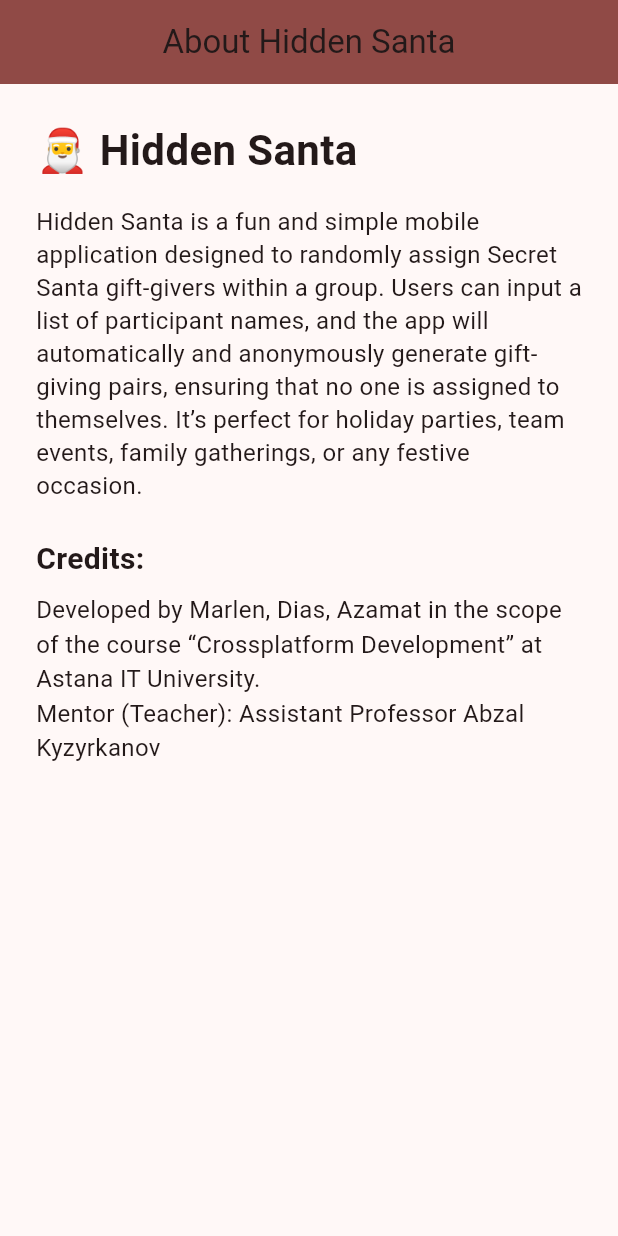
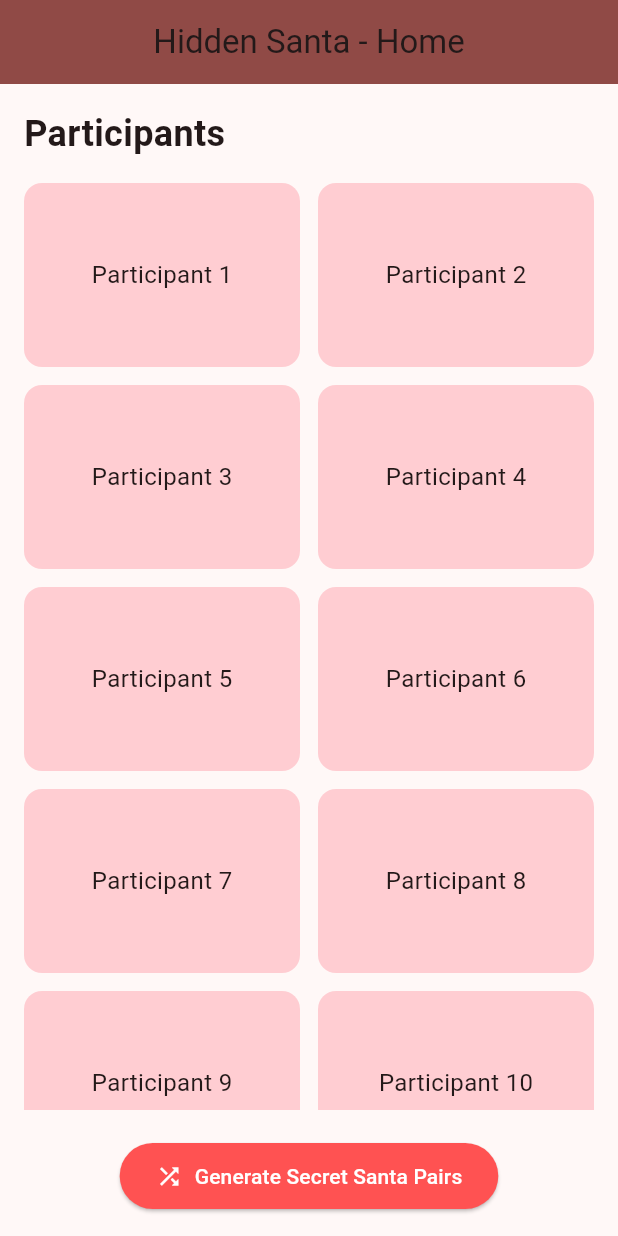
Before and after one commit to mara-werils/hidden-santa-flutter, a Flutter app: the screen it shows after launch, on a phone screen of 412 x 824 dp. Run offline on Flutter 3.47's test engine with Material 3 defaults, Android fonts, the phone set to English and light mode, and no system bars.

Commit message:
third assignment_first

```diff
--- a/lib/main.dart
+++ b/lib/main.dart
@@ -16,54 +16,81 @@ class HiddenSantaApp extends StatelessWidget {
         colorScheme: ColorScheme.fromSeed(seedColor: Colors.redAccent),
         useMaterial3: true,
       ),
-      home: const AboutPage(),
+      home: const HomeScreen(),
     );
   }
 }
 
-class AboutPage extends StatelessWidget {
-  const AboutPage({super.key});
+class HomeScreen extends StatelessWidget {
+  const HomeScreen({super.key});
 
   @override
   Widget build(BuildContext context) {
+    final Size screenSize = MediaQuery.of(context).size;
+    final bool isPortrait = MediaQuery.of(context).orientation == Orientation.portrait;
+
     return Scaffold(
       appBar: AppBar(
-        title: const Text('About Hidden Santa'),
+        title: const Text('Hidden Santa - Home'),
         centerTitle: true,
         backgroundColor: Theme.of(context).colorScheme.primary,
       ),
-      body: Padding(
-        padding: const EdgeInsets.all(24),
+      body: OrientationBuilder(
+        builder: (context, orientation) {
+          return Padding(
+            padding: const EdgeInsets.all(16),
             child: Column(
               crossAxisAlignment: CrossAxisAlignment.start,
-          children: const [
-            Text(
-              '🎅 Hidden Santa',
-              style: TextStyle(
-                fontSize: 28,
-                fontWeight: FontWeight.bold,
+              children: [
+                const Text(
+                  'Participants',
+                  style: TextStyle(fontSize: 24, fontWeight: FontWeight.bold),
+                ),
+                const SizedBox(height: 16),
+                Expanded(
+                  child: GridView.builder(
+                    gridDelegate: SliverGridDelegateWithFixedCrossAxisCount(
+                      crossAxisCount: isPortrait ? 2 : 4,
+                      crossAxisSpacing: 12,
+                      mainAxisSpacing: 12,
+                      childAspectRatio: 3 / 2,
+                    ),
+                    itemCount: 30, // Increased number of participants for scrolling
+                    itemBuilder: (context, index) {
+                      return Container(
+                        decoration: BoxDecoration(
+                          color: Colors.red.shade100,
+                          borderRadius: BorderRadius.circular(12),
+                        ),
+                        child: Center(
+                          child: Text(
+                            'Participant ${index + 1}',
+                            style: const TextStyle(fontSize: 16),
                           ),
                         ),
-            SizedBox(height: 16),
-            Text(
-              'Hidden Santa is a fun and simple mobile application designed to randomly assign Secret Santa gift-givers within a group. '
-                  'Users can input a list of participant names, and the app will automatically and anonymously generate gift-giving pairs, ensuring that no one is assigned to themselves. '
-                  'It’s perfect for holiday parties, team events, family gatherings, or any festive occasion.',
-              style: TextStyle(fontSize: 16, height: 1.4),
+                      );
+                    },
                   ),
-            SizedBox(height: 24),
-            Text(
-              'Credits:',
-              style: TextStyle(fontSize: 20, fontWeight: FontWeight.bold),
                 ),
-            SizedBox(height: 8),
-            Text(
-              'Developed by Marlen, Dias, Azamat in the scope of the course “Crossplatform Development” at Astana IT University.\n'
-                  'Mentor (Teacher): Assistant Professor Abzal Kyzyrkanov',
-              style: TextStyle(fontSize: 16),
+                const SizedBox(height: 20),
+                Center(
+                  child: ElevatedButton.icon(
+                    onPressed: () {
+                      // Placeholder for generate pairs
+                    },
+                    icon: const Icon(Icons.shuffle),
+                    label: const Text('Generate Secret Santa Pairs'),
+                    style: ElevatedButton.styleFrom(
+                      backgroundColor: Colors.redAccent,
+                      foregroundColor: Colors.white,
+                      padding: const EdgeInsets.symmetric(horizontal: 24, vertical: 12),
                     ),
+                  ),
+                )
               ],
             ),
+          );
+        },
       ),
     );
   }
```
Lines whose indentation alone changed are shown as unchanged.
